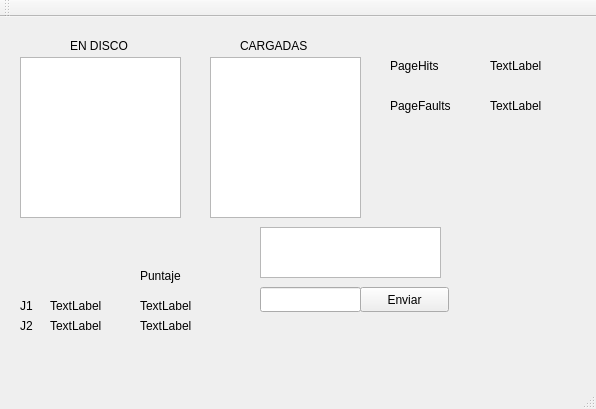
This is QT-Server/server.ui in menaleon/Cards--Pagination-Game as Qt 5 draws it before an edit. The edited form follows.
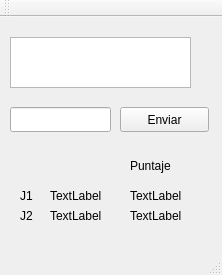
This is the edited form.

Commit message: Compare card types and send result to client - Server side

Diff of the .ui file:
```diff
--- a/QT-Server/server.ui
+++ b/QT-Server/server.ui
@@ -6,8 +6,8 @@
    <rect>
     <x>0</x>
     <y>0</y>
-    <width>596</width>
-    <height>409</height>
+    <width>222</width>
+    <height>275</height>
    </rect>
   </property>
   <property name="windowTitle">
@@ -20,8 +20,8 @@
    <widget class="QPlainTextEdit" name="plainTextEdit">
     <property name="geometry">
      <rect>
-      <x>260</x>
-      <y>210</y>
+      <x>10</x>
+      <y>20</y>
       <width>181</width>
       <height>51</height>
      </rect>
@@ -30,8 +30,8 @@
    <widget class="QLineEdit" name="lineEdit">
     <property name="geometry">
      <rect>
-      <x>260</x>
-      <y>270</y>
+      <x>10</x>
+      <y>90</y>
       <width>101</width>
       <height>25</height>
      </rect>
@@ -40,8 +40,8 @@
    <widget class="QPushButton" name="send">
     <property name="geometry">
      <rect>
-      <x>360</x>
-      <y>270</y>
+      <x>120</x>
+      <y>90</y>
       <width>89</width>
       <height>25</height>
      </rect>
@@ -54,7 +54,7 @@
     <property name="geometry">
      <rect>
       <x>50</x>
-      <y>280</y>
+      <y>170</y>
       <width>67</width>
       <height>17</height>
      </rect>
@@ -67,7 +67,7 @@
     <property name="geometry">
      <rect>
       <x>50</x>
-      <y>300</y>
+      <y>190</y>
       <width>67</width>
       <height>17</height>
      </rect>
@@ -80,7 +80,7 @@
     <property name="geometry">
      <rect>
       <x>20</x>
-      <y>280</y>
+      <y>170</y>
       <width>21</width>
       <height>17</height>
      </rect>
@@ -93,7 +93,7 @@
     <property name="geometry">
      <rect>
       <x>20</x>
-      <y>300</y>
+      <y>190</y>
       <width>31</width>
       <height>17</height>
      </rect>
@@ -102,57 +102,11 @@
      <string>J2</string>
     </property>
    </widget>
-   <widget class="QPlainTextEdit" name="onDisc_cards">
-    <property name="geometry">
-     <rect>
-      <x>20</x>
-      <y>40</y>
-      <width>161</width>
-      <height>161</height>
-     </rect>
-    </property>
-   </widget>
-   <widget class="QPlainTextEdit" name="inMemory_cards">
-    <property name="geometry">
-     <rect>
-      <x>210</x>
-      <y>40</y>
-      <width>151</width>
-      <height>161</height>
-     </rect>
-    </property>
-   </widget>
-   <widget class="QLabel" name="label">
-    <property name="geometry">
-     <rect>
-      <x>70</x>
-      <y>20</y>
-      <width>67</width>
-      <height>17</height>
-     </rect>
-    </property>
-    <property name="text">
-     <string>EN DISCO</string>
-    </property>
-   </widget>
-   <widget class="QLabel" name="label_2">
-    <property name="geometry">
-     <rect>
-      <x>240</x>
-      <y>20</y>
-      <width>91</width>
-      <height>17</height>
-     </rect>
-    </property>
-    <property name="text">
-     <string>CARGADAS</string>
-    </property>
-   </widget>
    <widget class="QLabel" name="j1_points">
     <property name="geometry">
      <rect>
-      <x>140</x>
-      <y>280</y>
+      <x>130</x>
+      <y>170</y>
       <width>67</width>
       <height>17</height>
      </rect>
@@ -164,8 +118,8 @@
    <widget class="QLabel" name="j2_points">
     <property name="geometry">
      <rect>
-      <x>140</x>
-      <y>300</y>
+      <x>130</x>
+      <y>190</y>
       <width>67</width>
       <height>17</height>
      </rect>
@@ -177,8 +131,8 @@
    <widget class="QLabel" name="label_7">
     <property name="geometry">
      <rect>
-      <x>140</x>
-      <y>250</y>
+      <x>130</x>
+      <y>140</y>
       <width>67</width>
       <height>17</height>
      </rect>
@@ -187,58 +141,6 @@
      <string>Puntaje</string>
     </property>
    </widget>
-   <widget class="QLabel" name="page_hits">
-    <property name="geometry">
-     <rect>
-      <x>490</x>
-      <y>40</y>
-      <width>67</width>
-      <height>17</height>
-     </rect>
-    </property>
-    <property name="text">
-     <string>TextLabel</string>
-    </property>
-   </widget>
-   <widget class="QLabel" name="page_faults">
-    <property name="geometry">
-     <rect>
-      <x>490</x>
-      <y>80</y>
-      <width>67</width>
-      <height>17</height>
-     </rect>
-    </property>
-    <property name="text">
-     <string>TextLabel</string>
-    </property>
-   </widget>
-   <widget class="QLabel" name="label_8">
-    <property name="geometry">
-     <rect>
-      <x>390</x>
-      <y>40</y>
-      <width>67</width>
-      <height>17</height>
-     </rect>
-    </property>
-    <property name="text">
-     <string>PageHits</string>
-    </property>
-   </widget>
-   <widget class="QLabel" name="label_9">
-    <property name="geometry">
-     <rect>
-      <x>390</x>
-      <y>80</y>
-      <width>81</width>
-      <height>17</height>
-     </rect>
-    </property>
-    <property name="text">
-     <string>PageFaults</string>
-    </property>
-   </widget>
   </widget>
   <widget class="QMenuBar" name="menuBar">
    <property name="geometry">
```
Left out of the diff: 2 changed lines with no effect on the pictures. The commit also changes 4 other files.
